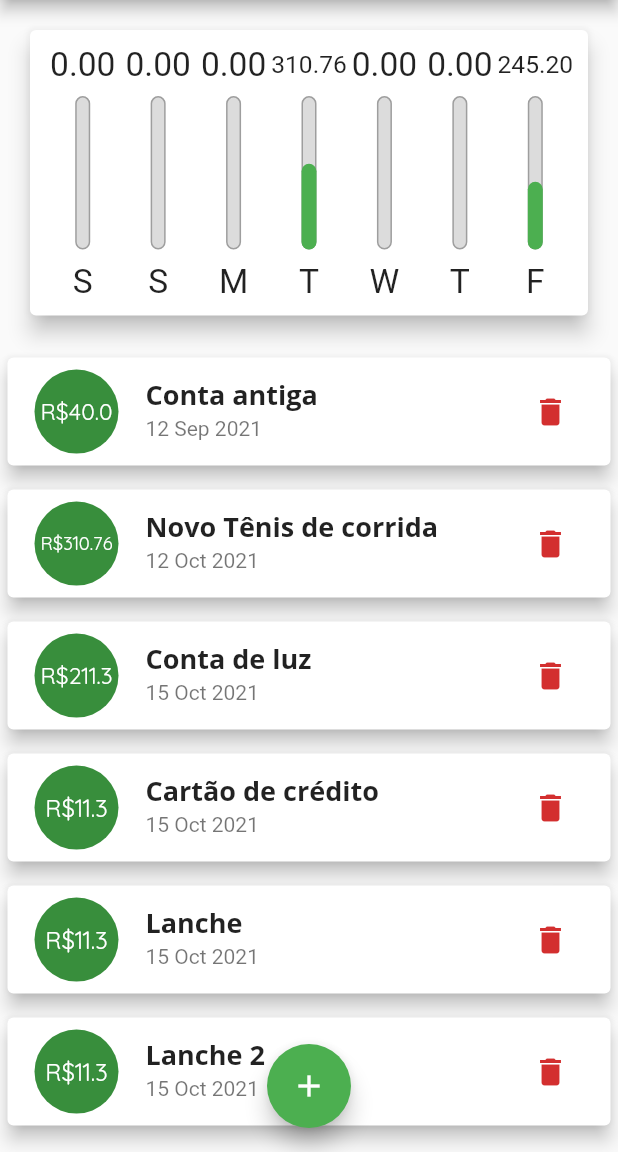
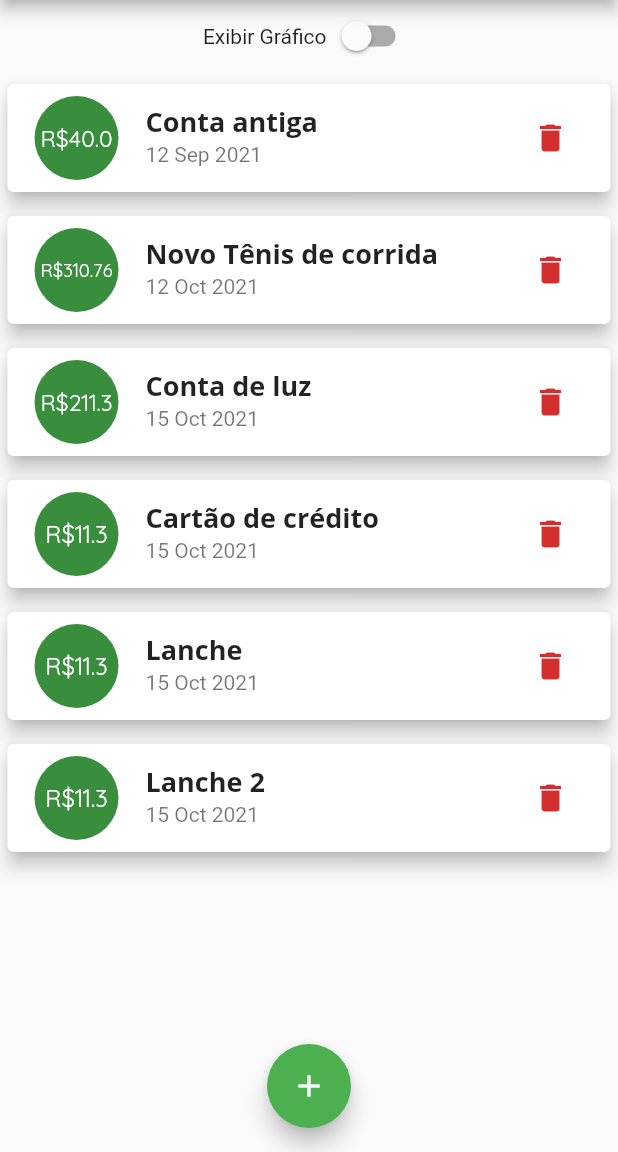
Before and after one commit to DionerWeiss/expenses, a Flutter app: the screen it shows after launch, on a phone screen of 412 x 824 dp, the part 84-1236 px from its top. Run offline on Flutter 3.47's test engine with Material 2 defaults, Android fonts, the phone set to English and light mode, and no system bars.

Commit message:
add switch toggle to show chart

```diff
--- a/lib/main.dart
+++ b/lib/main.dart
@@ -88,6 +88,8 @@ class _MyHomePageState extends State<MyHomePage> {
     ),
   ];
 
+  bool _showChart = false;
+
   List<Transaction> get _recentTransactions {
     return _transactions
         .where(
@@ -153,10 +155,25 @@ class _MyHomePageState extends State<MyHomePage> {
         child: Column(
           crossAxisAlignment: CrossAxisAlignment.stretch,
           children: [
+            Row(
+              mainAxisAlignment: MainAxisAlignment.center,
+              children: [
+                Text('Exibir Gráfico'),
+                Switch(
+                    value: _showChart,
+                    onChanged: (value) {
+                      setState(() {
+                        _showChart = value;
+                      });
+                    }),
+              ],
+            ),
+            if (_showChart)
               SizedBox(
                 height: availableHeight * 0.3,
                 child: Chart(_recentTransactions),
               ),
+            if (!_showChart)
               SizedBox(
                 height: availableHeight * 0.7,
                 child: TransactionList(_transactions, _deleteTransaction),
```
Lines whose indentation alone changed are shown as unchanged.
